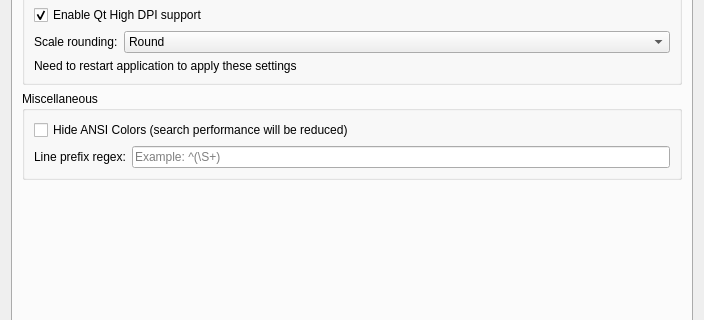
Qt form src/ui/include/optionsdialog.ui (Norvon/klogg) before a commit; both pictures show x 0 to 704 and y 286 to 606 of the 704 by 817 pixel window.
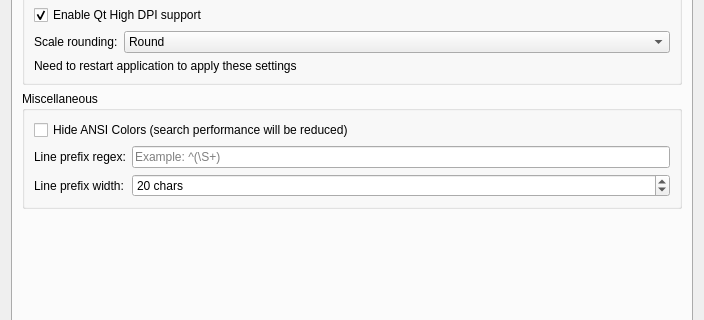
The same form after that commit. The open tabs and pages were chosen to show the change.

What changed in the file:
```diff
--- a/src/ui/include/optionsdialog.ui
+++ b/src/ui/include/optionsdialog.ui
@@ -425,8 +425,8 @@
          <property name="title">
           <string>Miscellaneous</string>
          </property>
-         <layout class="QVBoxLayout" name="verticalLayout_6">
-          <item>
+         <layout class="QGridLayout" name="viewOtherLayout">
+          <item row="0" column="0" colspan="2">
            <widget class="QCheckBox" name="hideAnsiColorsCheckBox">
             <property name="enabled">
              <bool>true</bool>
@@ -439,26 +439,60 @@
             </property>
            </widget>
           </item>
-          <item>
-           <layout class="QFormLayout" name="fixedPrefixPatternLayout">
-            <item row="0" column="0">
+          <item row="1" column="0">
              <widget class="QLabel" name="fixedPrefixPatternLabel">
               <property name="text">
                <string>Line prefix regex:</string>
               </property>
              </widget>
             </item>
-            <item row="0" column="1">
+          <item row="1" column="1">
              <widget class="QLineEdit" name="fixedPrefixPatternLineEdit">
+            <property name="sizePolicy">
+             <sizepolicy hsizetype="Expanding" vsizetype="Fixed">
+              <horstretch>0</horstretch>
+              <verstretch>0</verstretch>
+             </sizepolicy>
+            </property>
               <property name="toolTip">
-               <string>Shows the first capture group. Leave empty to use the first 20 characters.</string>
+             <string>Shows the first capture group. Leave empty to show blank prefixes.</string>
               </property>
               <property name="placeholderText">
                <string>Example: ^(\S+)</string>
               </property>
              </widget>
             </item>
-           </layout>
+          <item row="2" column="0">
+           <widget class="QLabel" name="fixedPrefixColumnsLabel">
+            <property name="text">
+             <string>Line prefix width:</string>
+            </property>
+           </widget>
+          </item>
+          <item row="2" column="1">
+           <widget class="QSpinBox" name="fixedPrefixColumnsSpinBox">
+            <property name="sizePolicy">
+             <sizepolicy hsizetype="Expanding" vsizetype="Fixed">
+              <horstretch>0</horstretch>
+              <verstretch>0</verstretch>
+             </sizepolicy>
+            </property>
+            <property name="toolTip">
+             <string>Maximum characters shown in the automatic line prefix column.</string>
+            </property>
+            <property name="suffix">
+             <string> chars</string>
+            </property>
+            <property name="minimum">
+             <number>1</number>
+            </property>
+            <property name="maximum">
+             <number>200</number>
+            </property>
+            <property name="value">
+             <number>20</number>
+            </property>
+           </widget>
           </item>
          </layout>
         </widget>
```
Lines whose indentation alone changed are shown as unchanged.
